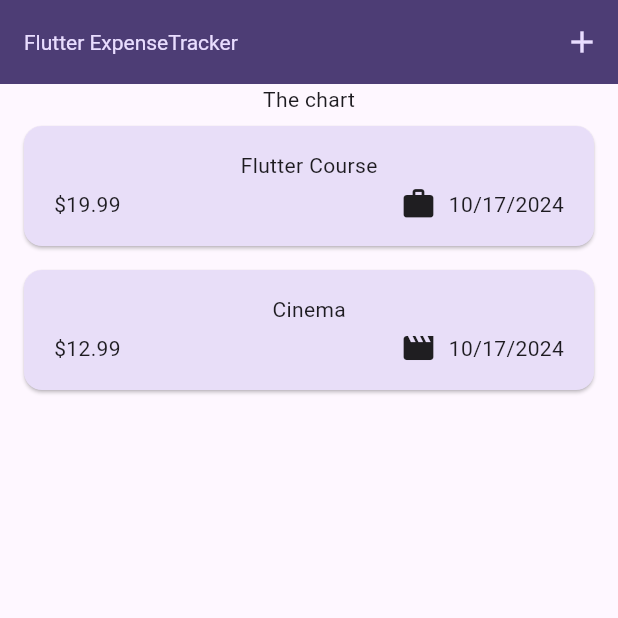
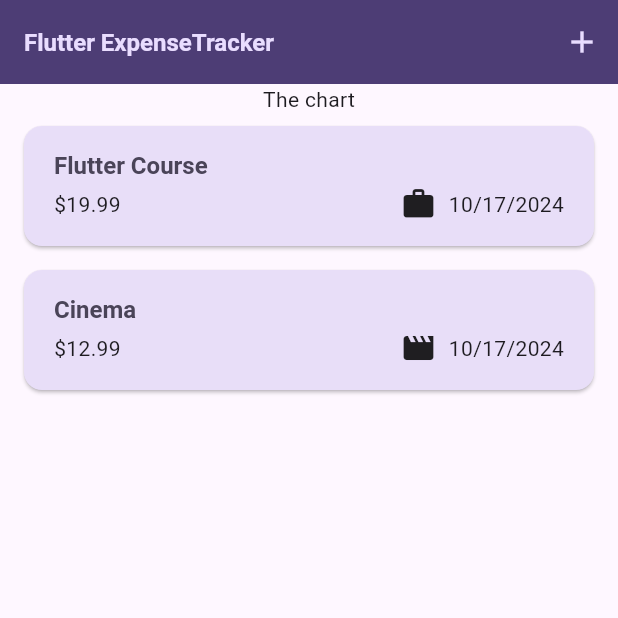
Before and after one commit to Lev1no/flutterExpenceTracker, a Flutter app: the screen it shows after launch, on a phone screen of 412 x 824 dp, the top half of it. Run offline on Flutter 3.47's test engine with Material 3 defaults, Android fonts, the phone set to English and light mode, and no system bars.

```diff
--- a/lib/widgets/expenses_list/expense_item.dart
+++ b/lib/widgets/expenses_list/expense_item.dart
@@ -15,8 +15,12 @@ class ExpenseItem extends StatelessWidget {
           vertical: 16,
         ),
         child: Column(
+          crossAxisAlignment: CrossAxisAlignment.start,
           children: [
-            Text(expense.title),
+            Text(
+              expense.title,
+              style: Theme.of(context).textTheme.titleLarge,
+            ),
             const SizedBox(height: 4),
             Row(
               children: [
--- a/lib/widgets/expenses_list/expenses_list.dart
+++ b/lib/widgets/expenses_list/expenses_list.dart
@@ -19,6 +19,12 @@ class ExpensesList extends StatelessWidget {
       itemCount: expenses.length,
       itemBuilder: (ctx, index) => Dismissible(
         key: ValueKey(expenses[index]),
+        background: Container(
+          color: Theme.of(context).colorScheme.error.withOpacity(0.65),
+          margin: EdgeInsets.symmetric(
+            horizontal: Theme.of(context).cardTheme.margin!.horizontal,
+          ),
+        ),
         onDismissed: (direction) {
           onRemoverExpense(expenses[index]);
         },
```
Also changed, not shown: lib/main.dart (+23 -2 lines).
